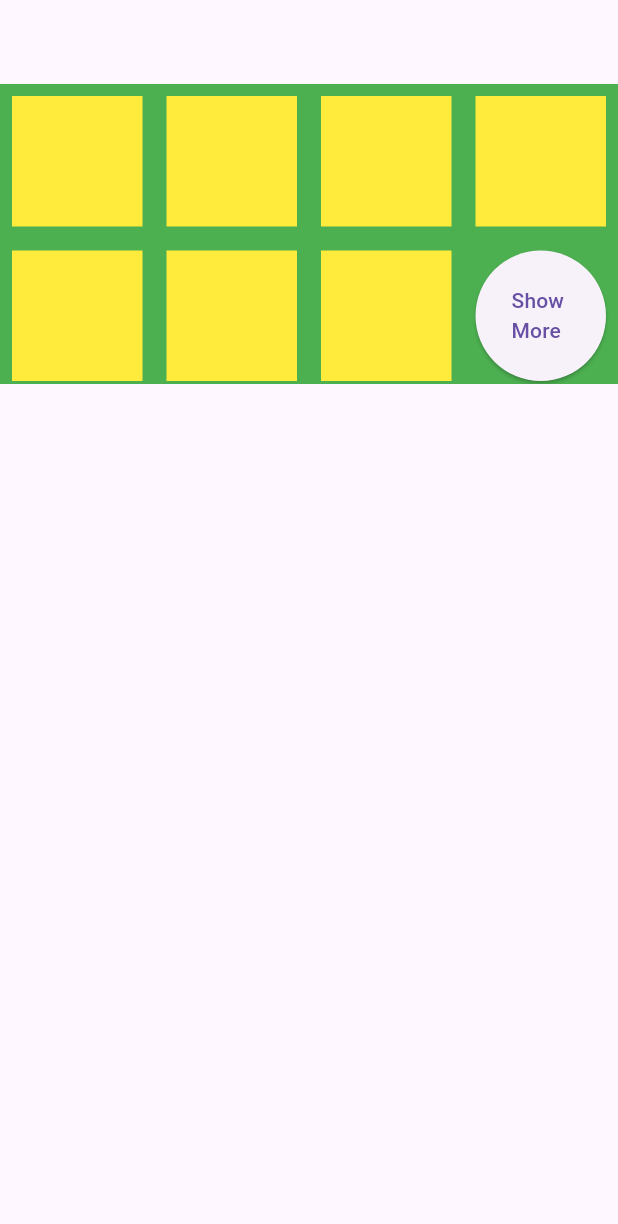
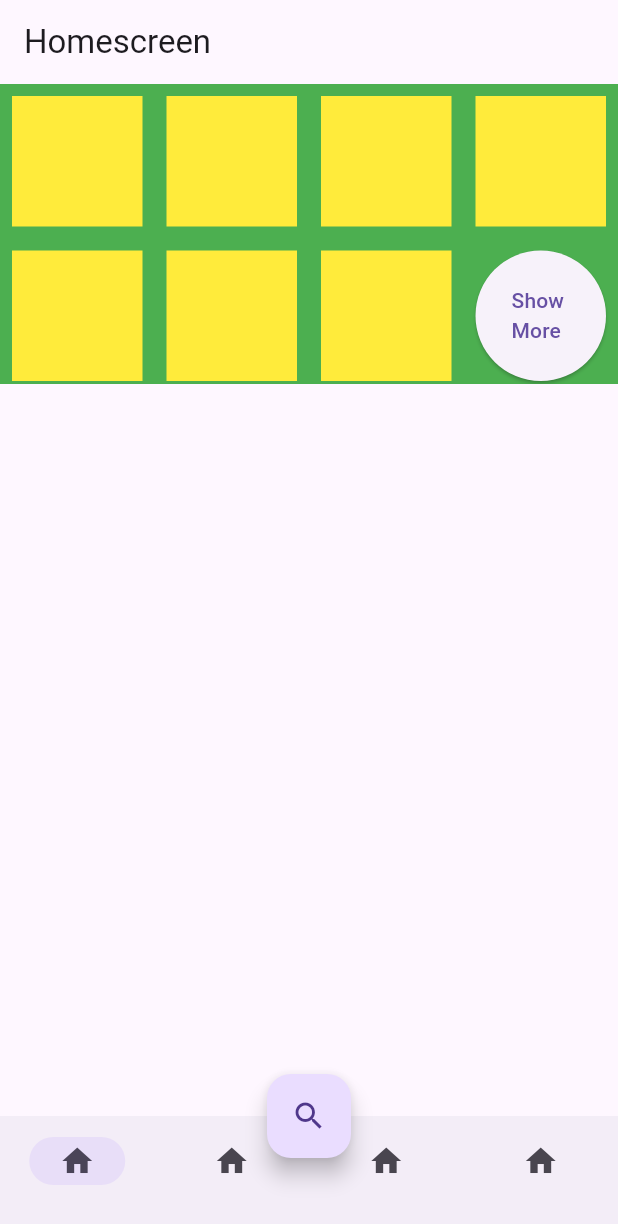
Before and after one commit to sanjay-padanilam/home_service_app, a Flutter app: the screen it shows after launch, on a phone screen of 412 x 824 dp. Shown: the top 1224 px of the screen. Run offline on Flutter 3.47's test engine with Material 3 defaults, Android fonts, the phone set to English and light mode, and no system bars; missing offline and left inert: dart:ffi.

```diff
--- a/lib/view/homescreen/home_screen.dart
+++ b/lib/view/homescreen/home_screen.dart
@@ -15,7 +15,20 @@ class _HomeScreenState extends State<HomeScreen> {
   Widget build(BuildContext context) {
     var size = MediaQuery.sizeOf(context);
     return Scaffold(
-      appBar: AppBar(),
+      floatingActionButtonLocation: FloatingActionButtonLocation.centerDocked,
+      floatingActionButton: FloatingActionButton(
+        onPressed: () {},
+        child: Icon(Icons.search),
+      ),
+      bottomNavigationBar: NavigationBar(destinations: [
+        NavigationDestination(icon: Icon(Icons.home), label: ''),
+        NavigationDestination(icon: Icon(Icons.home), label: ''),
+        NavigationDestination(icon: Icon(Icons.home), label: ''),
+        NavigationDestination(icon: Icon(Icons.home), label: ''),
+      ]),
+      appBar: AppBar(
+        title: Text('Homescreen'),
+      ),
       body: Column(
         children: [
           Container(
```
